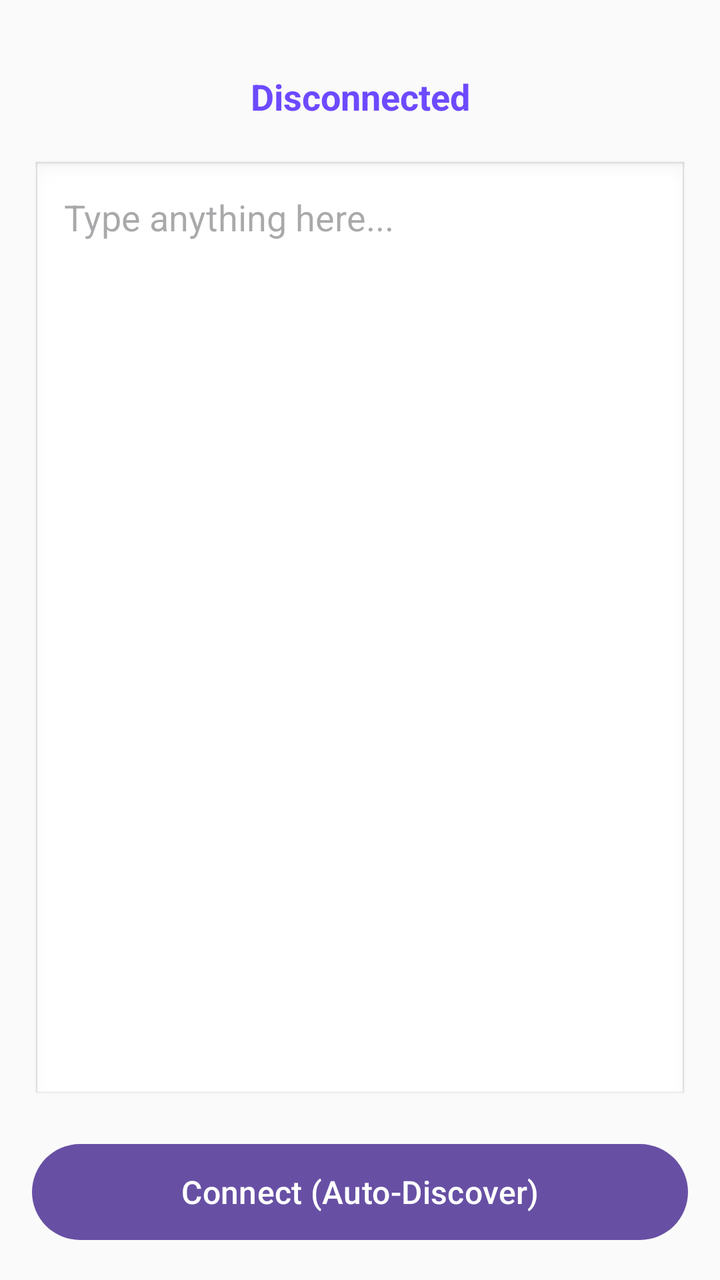
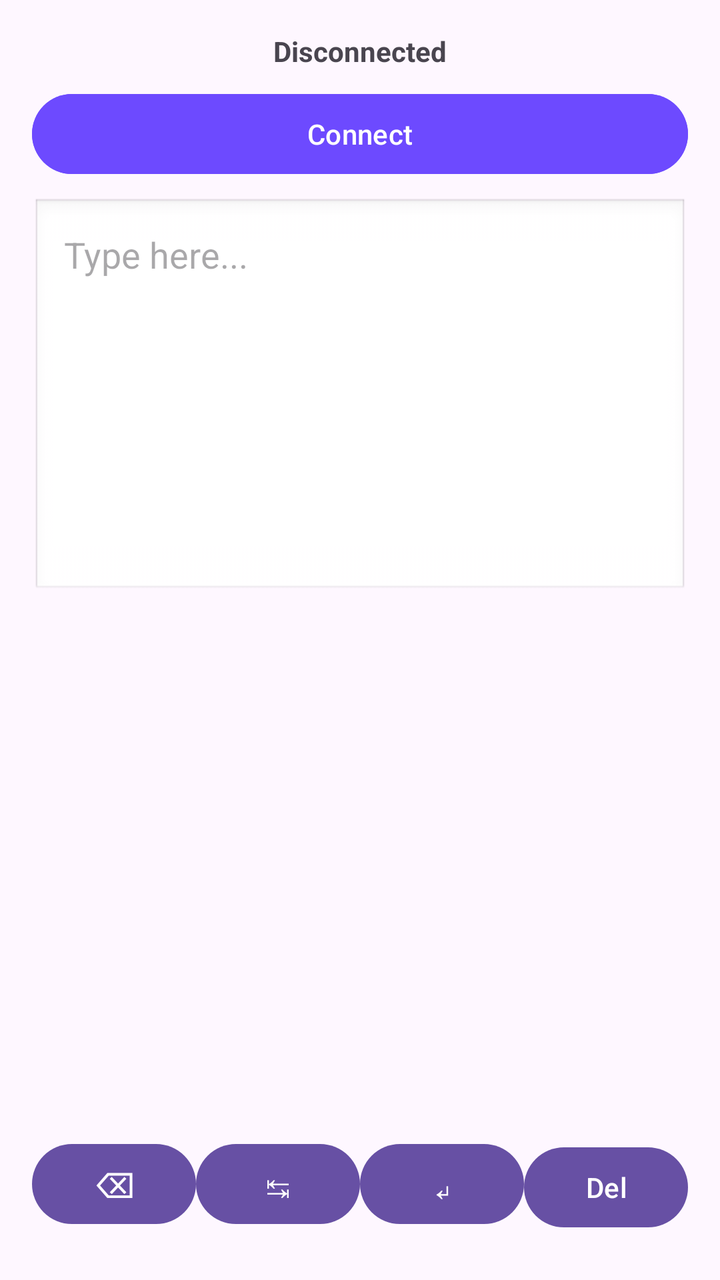

Compare the two renders of this Android layout. The source of the first and the diff that turns it into the second are given below.
<!-- AndroidManifest.xml: application theme Theme.Material3.Light.NoActionBar -->
<!-- res/layout/activity_main.xml -->
<?xml version="1.0" encoding="utf-8"?>
<LinearLayout xmlns:android="http://schemas.android.com/apk/res/android"
    android:orientation="vertical"
    android:layout_width="match_parent"
    android:layout_height="match_parent"
    android:padding="16dp"
    android:background="#FAFAFA">

    
    <TextView
        android:id="@+id/tvStatus"
        android:layout_width="match_parent"
        android:layout_height="wrap_content"
        android:text="Disconnected"
        android:textSize="18sp"
        android:textStyle="bold"
        android:gravity="center"
        android:textColor="#6d4aff"
        android:layout_marginTop="20dp"/>

    
    <EditText
        android:id="@+id/etInput"
        android:layout_width="match_parent"
        android:layout_height="0dp"
        android:layout_weight="1"
        android:hint="Type anything here..."
        android:inputType="textMultiLine"
        android:gravity="top"
        android:padding="16dp"
        android:textSize="18sp"
        android:scrollbars="vertical"
        android:maxLines="10"
        android:background="@android:drawable/edit_text"
        android:layout_marginTop="20dp"
        android:layout_marginBottom="16dp"/>

    
    <Button
        android:id="@+id/btnConnect"
        android:layout_width="match_parent"
        android:layout_height="56dp"
        android:text="Connect (Auto-Discover)"
        android:textSize="16sp"
        android:textAllCaps="false"/>

    
    <Button
        android:id="@+id/btnSend"
        android:layout_width="match_parent"
        android:layout_height="56dp"
        android:text="Send"
        android:textSize="16sp"
        android:textAllCaps="false"
        android:enabled="false"
        android:visibility="gone"/>

    
    <Button
        android:id="@+id/btnDisconnect"
        android:layout_width="match_parent"
        android:layout_height="56dp"
        android:text="Disconnect"
        android:textSize="16sp"
        android:textAllCaps="false"
        android:backgroundTint="#FF5722"
        android:visibility="gone"/>

</LinearLayout>
<!-- resources referenced by this layout -->
<resources>

</resources>

<!-- the commit's change to res/layout/activity_main.xml (unified diff, before → after) -->
@@ -1,10 +1,10 @@
 <?xml version="1.0" encoding="utf-8"?>
-<LinearLayout xmlns:android="http://schemas.android.com/apk/res/android"
-    android:orientation="vertical"
+<androidx.constraintlayout.widget.ConstraintLayout
+    xmlns:android="http://schemas.android.com/apk/res/android"
+    xmlns:app="http://schemas.android.com/apk/res-auto"
     android:layout_width="match_parent"
     android:layout_height="match_parent"
-    android:padding="16dp"
-    android:background="#FAFAFA">
+    android:padding="16dp">
 
     
     <TextView
@@ -12,58 +12,143 @@
         android:layout_width="match_parent"
         android:layout_height="wrap_content"
         android:text="Disconnected"
-        android:textSize="18sp"
+        android:textSize="14sp"
         android:textStyle="bold"
         android:gravity="center"
-        android:textColor="#6d4aff"
-        android:layout_marginTop="20dp"/>
+        app:layout_constraintTop_toTopOf="parent"
+        app:layout_constraintStart_toStartOf="parent"
+        app:layout_constraintEnd_toEndOf="parent"/>
 
     
-    <EditText
-        android:id="@+id/etInput"
+    <LinearLayout
+        android:id="@+id/topButtons"
+        android:layout_width="match_parent"
+        android:layout_height="wrap_content"
+        android:orientation="horizontal"
+        android:layout_marginTop="8dp"
+        app:layout_constraintTop_toBottomOf="@id/tvStatus"
+        app:layout_constraintStart_toStartOf="parent"
+        app:layout_constraintEnd_toEndOf="parent">
+
+        <Button
+            android:id="@+id/btnClear"
+            android:layout_width="0dp"
+            android:layout_height="wrap_content"
+            android:layout_weight="1"
+            android:layout_marginEnd="8dp"
+            android:text="Clear"
+            android:visibility="gone"/>
+
+        <Button
+            android:id="@+id/btnDisconnect"
+            android:layout_width="0dp"
+            android:layout_height="wrap_content"
+            android:layout_weight="1"
+            android:layout_marginEnd="8dp"
+            android:backgroundTint="#FF5722"
+            android:text="Disconnect"
+            android:visibility="gone"/>
+
+        <Button
+            android:id="@+id/btnConnect"
+            android:layout_width="match_parent"
+            android:layout_height="wrap_content"
+            android:layout_gravity="center"
+            android:backgroundTint="#6d4aff"
+            android:text="Connect"/>
+    </LinearLayout>
+
+    
+    <ScrollView
+        android:id="@+id/scrollView"
         android:layout_width="match_parent"
         android:layout_height="0dp"
-        android:layout_weight="1"
-        android:hint="Type anything here..."
-        android:inputType="textMultiLine"
-        android:gravity="top"
-        android:padding="16dp"
-        android:textSize="18sp"
-        android:scrollbars="vertical"
-        android:maxLines="10"
-        android:background="@android:drawable/edit_text"
-        android:layout_marginTop="20dp"
-        android:layout_marginBottom="16dp"/>
+        android:layout_marginTop="8dp"
+        android:layout_marginBottom="8dp"
+        android:fadingEdge="vertical"
+        app:layout_constraintTop_toBottomOf="@id/topButtons"
+        app:layout_constraintBottom_toTopOf="@id/keyButtons"
+        app:layout_constraintStart_toStartOf="parent"
+        app:layout_constraintEnd_toEndOf="parent">
+
+        <EditText
+            android:id="@+id/etInput"
+            android:layout_width="match_parent"
+            android:layout_height="wrap_content"
+            android:inputType="textMultiLine"
+            android:singleLine="false"
+            android:maxLines="100"
+            android:minHeight="200dp"
+            android:gravity="top|start"
+            android:hint="Type here..."
+            android:padding="16dp"
+            android:background="@android:drawable/edit_text"
+            android:scrollbars="vertical"/>
+    </ScrollView>
 
     
-    <Button
-        android:id="@+id/btnConnect"
+    <LinearLayout
+        android:id="@+id/keyButtons"
         android:layout_width="match_parent"
-        android:layout_height="56dp"
-        android:text="Connect (Auto-Discover)"
-        android:textSize="16sp"
-        android:textAllCaps="false"/>
+        android:layout_height="wrap_content"
+        android:orientation="horizontal"
+        android:layout_marginBottom="8dp"
+        app:layout_constraintBottom_toTopOf="@id/bottomButtons"
+        app:layout_constraintStart_toStartOf="parent"
+        app:layout_constraintEnd_toEndOf="parent">
+
+        <Button
+            android:id="@+id/btnBackspace"
+            android:layout_width="0dp"
+            android:layout_height="wrap_content"
+            android:layout_weight="1"
+            android:text="⌫"
+            android:textSize="18sp"/>
+
+        <Button
+            android:id="@+id/btnTab"
+            android:layout_width="0dp"
+            android:layout_height="wrap_content"
+            android:layout_weight="1"
+            android:text="↹"
+            android:textSize="18sp"/>
+
+        <Button
+            android:id="@+id/btnEnter"
+            android:layout_width="0dp"
+            android:layout_height="wrap_content"
+            android:layout_weight="1"
+            android:text="↵"
+            android:textSize="18sp"/>
+
+        <Button
+            android:id="@+id/btnDelete"
+            android:layout_width="0dp"
+            android:layout_height="wrap_content"
+            android:layout_weight="1"
+            android:text="Del"
+            android:textSize="14sp"/>
+    </LinearLayout>
 
     
-    <Button
-        android:id="@+id/btnSend"
+    <LinearLayout
+        android:id="@+id/bottomButtons"
         android:layout_width="match_parent"
-        android:layout_height="56dp"
-        android:text="Send"
-        android:textSize="16sp"
-        android:textAllCaps="false"
-        android:enabled="false"
-        android:visibility="gone"/>
+        android:layout_height="wrap_content"
+        android:orientation="horizontal"
+        android:layout_marginBottom="0dp"
+        app:layout_constraintBottom_toBottomOf="parent"
+        app:layout_constraintStart_toStartOf="parent"
+        app:layout_constraintEnd_toEndOf="parent">
 
-    
-    <Button
-        android:id="@+id/btnDisconnect"
-        android:layout_width="match_parent"
-        android:layout_height="56dp"
-        android:text="Disconnect"
-        android:textSize="16sp"
-        android:textAllCaps="false"
-        android:backgroundTint="#FF5722"
-        android:visibility="gone"/>
+        <Button
+            android:id="@+id/btnSend"
+            android:layout_width="match_parent"
+            android:layout_height="wrap_content"
+            android:layout_gravity="center"
+            android:backgroundTint="#4CAF50"
+            android:text="Send"
+            android:visibility="gone"/>
+    </LinearLayout>
 
-</LinearLayout>
+</androidx.constraintlayout.widget.ConstraintLayout>
